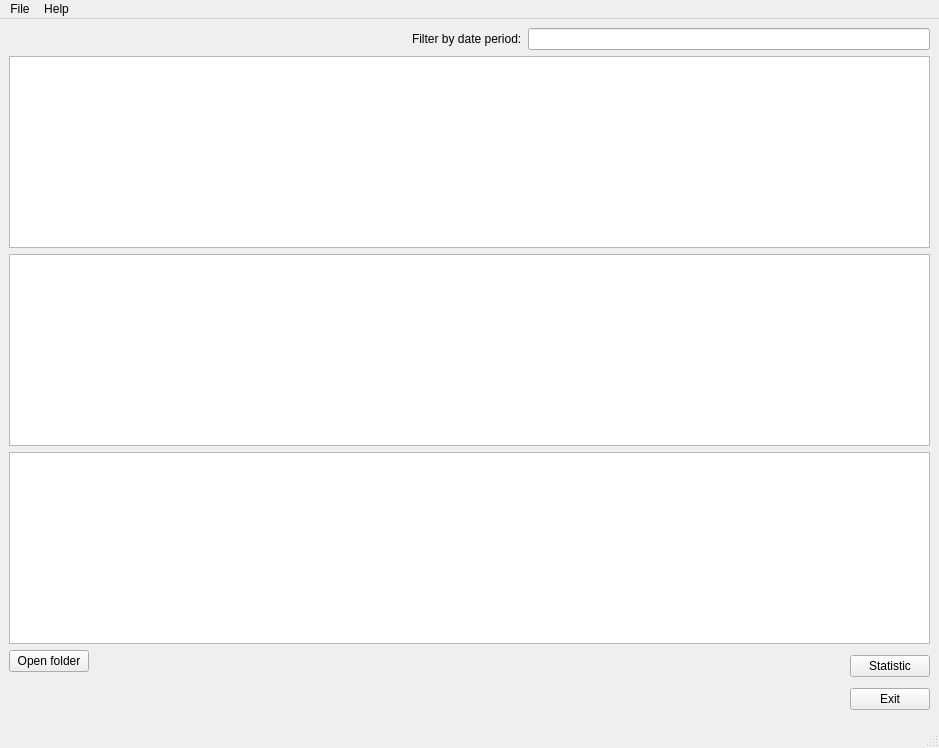
Before: the Qt Designer form Git_Gui_Client/gui_main_window.ui in Dmytro-Dombrovskyi/Git_GUI_Client, drawn with Qt 5.
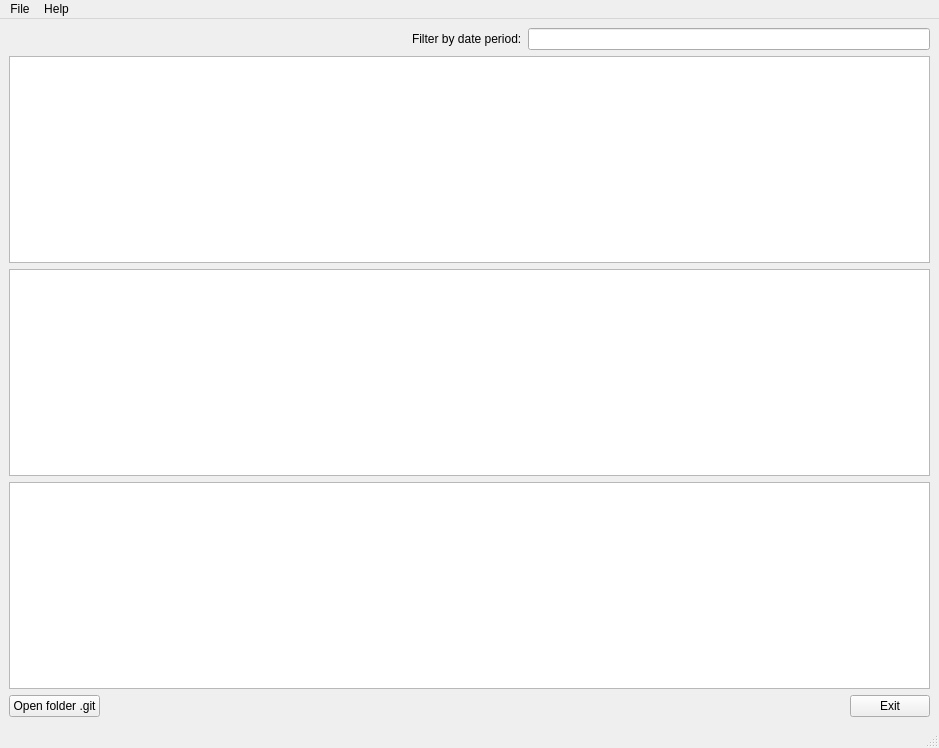
After: the same form once the commit is applied. Icons and pictures are not drawn.

Commit message: delete button statistic, comment QItemSelectedModel

The edit to the form file:
```diff
--- a/Git_Gui_Client/gui_main_window.ui
+++ b/Git_Gui_Client/gui_main_window.ui
@@ -14,7 +14,7 @@
    <string>Git client</string>
   </property>
   <widget class="QWidget" name="centralwidget">
-   <layout class="QVBoxLayout" name="verticalLayout_4">
+   <layout class="QVBoxLayout" name="verticalLayout_2">
     <item>
      <layout class="QHBoxLayout" name="horizontalLayout_2">
       <item>
@@ -104,8 +104,6 @@
     <item>
      <layout class="QHBoxLayout" name="horizontalLayout">
       <item>
-       <layout class="QVBoxLayout" name="verticalLayout_3">
-        <item>
          <widget class="QPushButton" name="OpenButton">
           <property name="toolTip">
            <string>&lt;!DOCTYPE HTML PUBLIC &quot;-//W3C//DTD HTML 4.0//EN&quot; &quot;http://www.w3.org/TR/REC-html40/strict.dtd&quot;&gt;
@@ -118,24 +116,9 @@
 &lt;p style=&quot; margin-top:0px; margin-bottom:0px; margin-left:0px; margin-right:0px; -qt-block-indent:0; text-indent:0px;&quot;&gt;&lt;span style=&quot; font-weight:600;&quot;&gt; &lt;/span&gt;&lt;span style=&quot; font-size:6pt; font-weight:600; color:#ff5500;&quot;&gt;(Contains .git folder)&lt;/span&gt;&lt;/p&gt;&lt;/body&gt;&lt;/html&gt;</string>
           </property>
           <property name="text">
-           <string>Open folder</string>
-          </property>
-         </widget>
-        </item>
-        <item>
-         <spacer name="verticalSpacer">
-          <property name="orientation">
-           <enum>Qt::Vertical</enum>
-          </property>
-          <property name="sizeHint" stdset="0">
-           <size>
-            <width>20</width>
-            <height>40</height>
-           </size>
-          </property>
-         </spacer>
-        </item>
-       </layout>
+         <string>Open folder .git</string>
+        </property>
+       </widget>
       </item>
       <item>
        <spacer name="horizontalSpacer">
@@ -151,15 +134,6 @@
        </spacer>
       </item>
       <item>
-       <layout class="QVBoxLayout" name="verticalLayout_2">
-        <item>
-         <widget class="QPushButton" name="pushButton_Statistic">
-          <property name="text">
-           <string>Statistic</string>
-          </property>
-         </widget>
-        </item>
-        <item>
          <widget class="QPushButton" name="ExitButton">
           <property name="toolTip">
            <string>&lt;html&gt;&lt;head/&gt;&lt;body&gt;&lt;p align=&quot;center&quot;&gt;&lt;img src=&quot;:/icons/deleteredSmall.png&quot;/&gt; Exit programm&lt;/p&gt;&lt;/body&gt;&lt;/html&gt;</string>
@@ -168,8 +142,6 @@
            <string>Exit</string>
           </property>
          </widget>
-        </item>
-       </layout>
       </item>
      </layout>
     </item>
```
Lines whose indentation alone changed are shown as unchanged.
